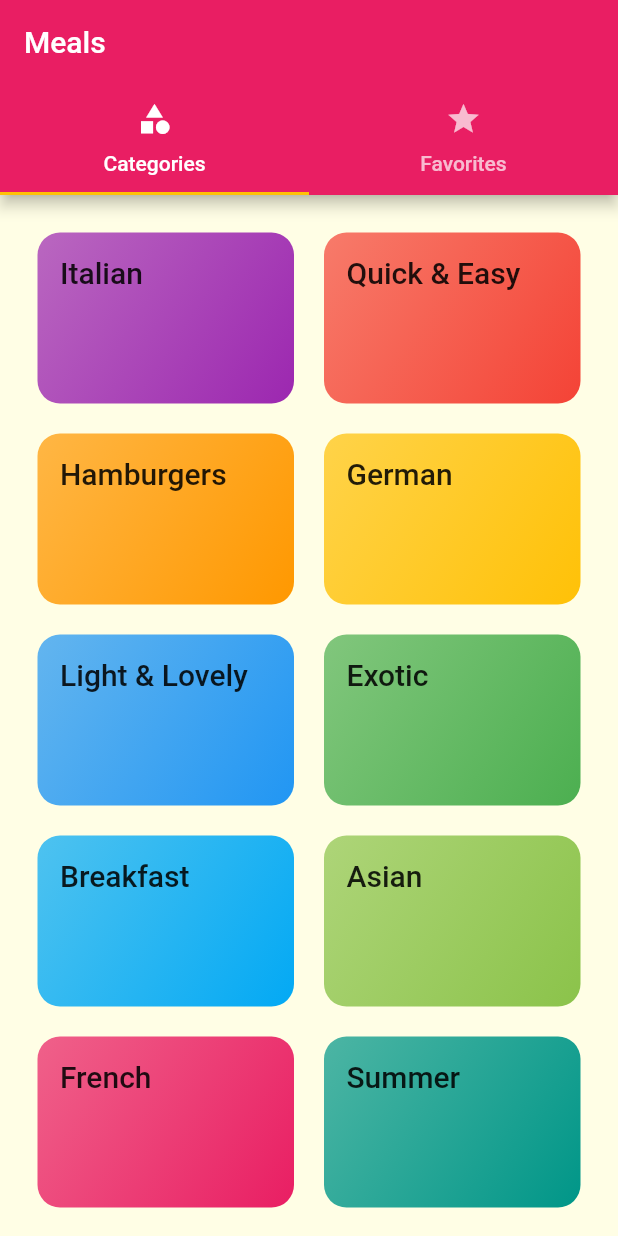
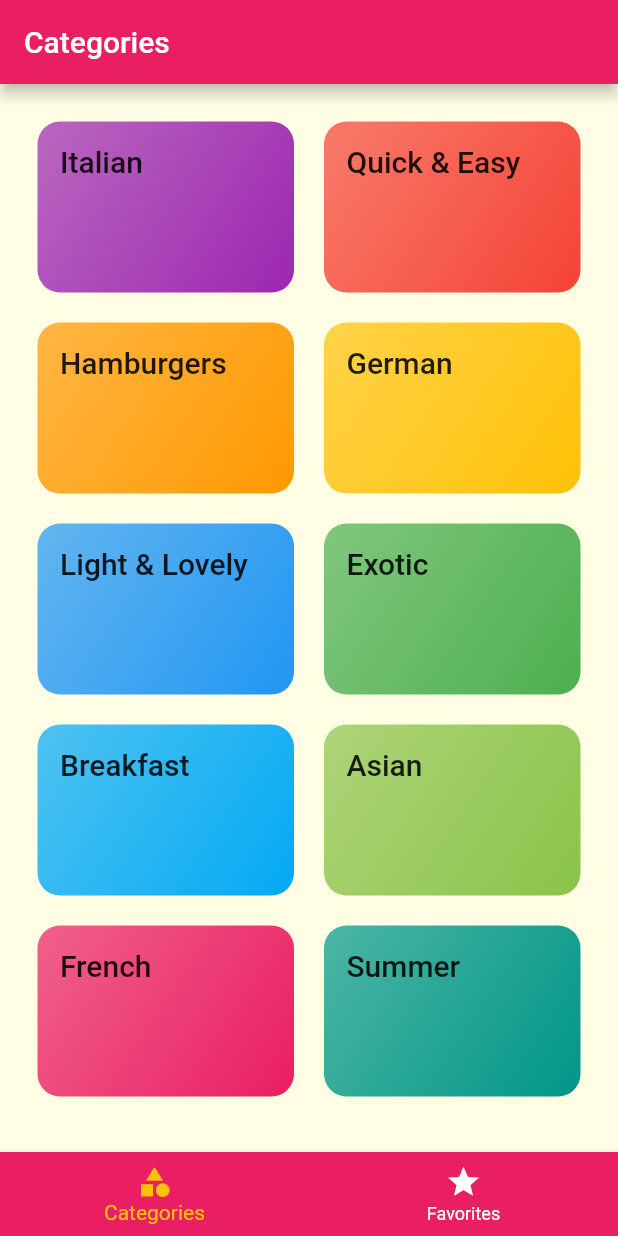
Before and after one commit to jimforever/MealFlutter, a Flutter app: the screen it shows after launch, on a phone screen of 412 x 824 dp. Run offline on Flutter 3.47's test engine with Material 2 defaults, Android fonts, the phone set to English and light mode, and no system bars.

Commit message:
lesson 175 Adding a Bottom TabBar

```diff
--- a/lib/screens/tabs_screen.dart
+++ b/lib/screens/tabs_screen.dart
@@ -8,31 +8,36 @@ class TabsScreen extends StatefulWidget {
 }
 
 class _TabsScreenState extends State<TabsScreen> {
+  final List<Map<String, Object>> _pages = [
+    {'page': CategoriesScreen(), 'title': 'Categories'},
+    {'page': FavoritesScreen(), 'title': 'Your Facorite'}
+  ];
+  int _selectedPageIndex = 0;
+  void _selectPage(int index) {
+    setState(() {
+      _selectedPageIndex = index;
+    });
+  }
+
   @override
   Widget build(BuildContext context) {
-    return DefaultTabController(
-        length: 2,
-        child: Scaffold(
-          appBar: AppBar(
-            title: Text('Meals'),
-            bottom: TabBar(
-              tabs: [
-                Tab(
-                  icon: Icon(
-                    Icons.category,
-                  ),
-                  text: 'Categories',
-                ),
-                Tab(
-                  icon: Icon(Icons.star),
-                  text: "Favorites",
-                )
-              ],
-            ),
-          ),
-          body: TabBarView(
-            children: [CategoriesScreen(), FavoritesScreen()],
-          ),
-        ));
+    return Scaffold(
+      appBar: AppBar(
+        title: Text(_pages[_selectedPageIndex]['title'] as String),
+      ),
+      body: _pages[_selectedPageIndex]['page'] as Widget,
+      bottomNavigationBar: BottomNavigationBar(
+        onTap: _selectPage,
+        backgroundColor: Theme.of(context).primaryColor,
+        unselectedItemColor: Colors.white,
+        selectedItemColor: Theme.of(context).accentColor,
+        currentIndex: _selectedPageIndex,
+        items: [
+          BottomNavigationBarItem(
+              icon: Icon(Icons.category), label: 'Categories'),
+          BottomNavigationBarItem(icon: Icon(Icons.star), label: 'Favorites'),
+        ],
+      ),
+    );
   }
 }
```
